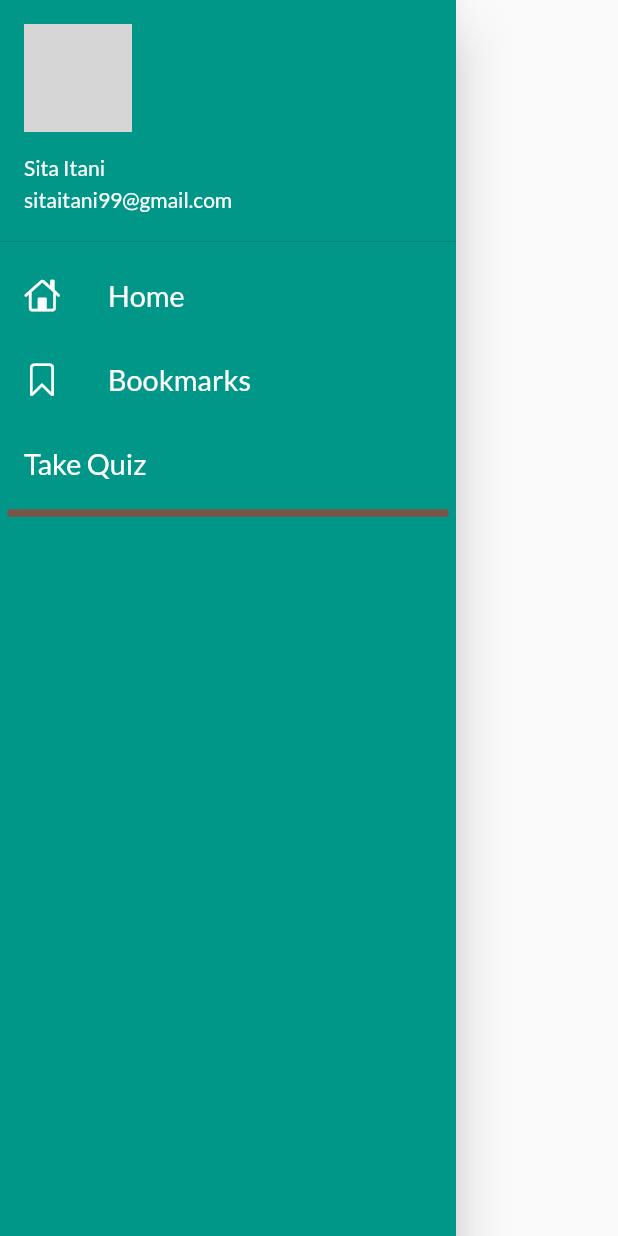
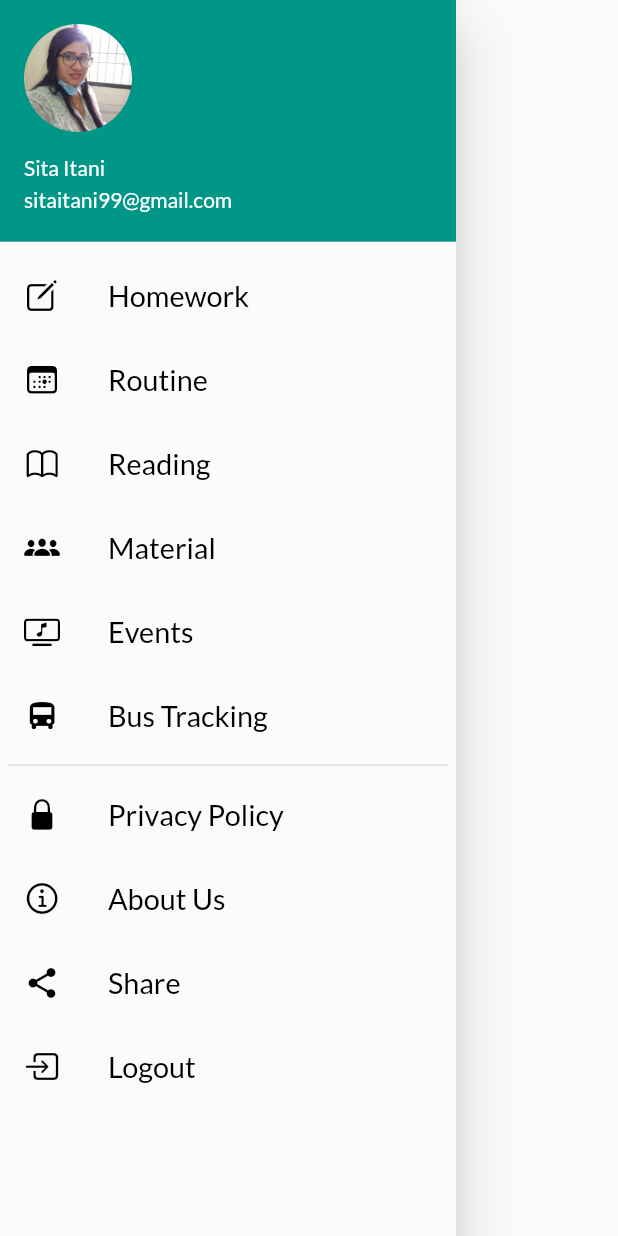
Before and after one commit to sitaitani/30DaysOfFlutter, a Flutter app: the MyDrawer widget shown alone on an empty page, opened directly, on a phone screen of 412 x 824 dp. Run offline on Flutter 3.47's test engine with Material 2 defaults, Android fonts, the phone set to English and light mode, and no system bars; our stand-ins replace google_fonts, share_plus, webview_flutter; grey boxes are pictures that could not be loaded.

Commit message:
added about us,privacy policy,share

```diff
--- a/lib/widgets/drawer.dart
+++ b/lib/widgets/drawer.dart
@@ -1,16 +1,18 @@
 import 'package:flutter/cupertino.dart';
 import 'package:flutter/material.dart';
+import 'package:flutter_application_2/widgets/webview.dart';
+import 'package:share_plus/share_plus.dart';
 
 class MyDrawer extends StatelessWidget {
   const MyDrawer({Key? key}) : super(key: key);
 
   @override
   Widget build(BuildContext context) {
-    final ImageUrl =
-        "https://previews.123rf.com/images/aquir/aquir1311/aquir131100316/23569861-サンプルのグランジ赤ラウンド-スタンプ.jpg?fj=1";
+    //final Image =
+    //   "https://previews.123rf.com/images/aquir/aquir1311/aquir131100316/23569861-サンプルのグランジ赤ラウンド-スタンプ.jpg?fj=1";
     return Drawer(
       child: Container(
-        color: Colors.teal,
+        color: Colors.white10,
         child: ListView(
           padding: EdgeInsets.zero,
           children: [
@@ -23,65 +25,159 @@ class MyDrawer extends StatelessWidget {
                 accountName: Text("Sita Itani"),
                 accountEmail: Text("sitaitani99@gmail.com"),
                 currentAccountPicture: CircleAvatar(
-                  backgroundImage: NetworkImage(ImageUrl),
+                  backgroundImage: AssetImage("assets/images/sita.jpg"),
                 ),
               ),
             ),
             ListTile(
                 leading: Icon(
-                  CupertinoIcons.home,
-                  color: Colors.white,
+                  CupertinoIcons.create,
+                  color: Colors.black,
                 ),
                 title: Text(
-                  "Home",
+                  "Homework",
                   textScaleFactor: 1.2,
                   style: TextStyle(
-                    color: Colors.white,
+                    color: Colors.black,
                   ),
                 )),
             ListTile(
                 leading: Icon(
-                  CupertinoIcons.bookmark,
-                  color: Colors.white,
+                  CupertinoIcons.calendar_today,
+                  color: Colors.black,
                 ),
                 title: Text(
-                  "Bookmarks",
+                  "Routine",
                   textScaleFactor: 1.2,
                   style: TextStyle(
-                    color: Colors.white,
+                    color: Colors.black,
                   ),
                 )),
-            // ListTile(
-            //     leading: Icon(
-            //       CupertinoIcons.important_points,
-            //       color: Colors.white,
-            //     ),
-            // title: Text(
-            //   "Importance points",
-            //   textScaleFactor: 1.2,
-            //   style: TextStyle(
-            //     color: Colors.white,
-            //   ),
-            // ),
             ListTile(
-                // leading: Icon(
-                //   CupertinoIcons.take_quiz,
-                //   color: Colors.white,
-                // ),
+                leading: Icon(
+                  CupertinoIcons.book,
+                  color: Colors.black,
+                ),
                 title: Text(
-              "Take Quiz",
-              textScaleFactor: 1.2,
-              style: TextStyle(
-                color: Colors.white,
-              ),
-            )),
+                  "Reading",
+                  textScaleFactor: 1.2,
+                  style: TextStyle(
+                    color: Colors.black,
+                  ),
+                )),
+            ListTile(
+                leading: Icon(
+                  CupertinoIcons.group_solid,
+                  color: Colors.black,
+                ),
+                title: Text(
+                  "Material",
+                  textScaleFactor: 1.2,
+                  style: TextStyle(
+                    color: Colors.black,
+                  ),
+                )),
+            ListTile(
+                leading: Icon(
+                  CupertinoIcons.tv_music_note,
+                  color: Colors.black,
+                ),
+                title: Text(
+                  "Events",
+                  textScaleFactor: 1.2,
+                  style: TextStyle(
+                    color: Colors.black,
+                  ),
+                )),
+            ListTile(
+                leading: Icon(
+                  CupertinoIcons.bus,
+                  color: Colors.black,
+                ),
+                title: Text(
+                  "Bus Tracking",
+                  textScaleFactor: 1.2,
+                  style: TextStyle(
+                    color: Colors.black,
+                  ),
+                )),
             Divider(
               height: 10,
-              thickness: 5,
-              color: Colors.brown,
+              thickness: 1,
+              color: Colors.black12,
               indent: 5,
               endIndent: 5,
-            )
+            ),
+            ListTile(
+              leading: Icon(
+                CupertinoIcons.lock_fill,
+                color: Colors.black,
+              ),
+              title: Text(
+                "Privacy Policy",
+                textScaleFactor: 1.2,
+                style: TextStyle(
+                  color: Colors.black,
+                ),
+              ),
+              onTap: () => {
+                Navigator.of(context).push(MaterialPageRoute(
+                    builder: (context) => WebviewExample(
+                        url:
+                            "https://sites.google.com/view/eschoolproject/privacypolicy",
+                        title: "About Us")))
+              },
+            ),
+            ListTile(
+              leading: Icon(
+                CupertinoIcons.info_circle,
+                color: Colors.black,
+              ),
+              title: Text(
+                "About Us",
+                textScaleFactor: 1.2,
+                style: TextStyle(
+                  color: Colors.black,
+                ),
+              ),
+              onTap: () => {
+                Navigator.of(context).push(MaterialPageRoute(
+                    builder: (context) => WebviewExample(
+                        url:
+                            "https://sites.google.com/view/eschoolproject/about",
+                        title: "About Us")))
+              },
+            ),
+            ListTile(
+              leading: Icon(
+                //leading: Icon(
+                Icons.share,
+                color: Colors.black,
+              ),
+              title: Text(
+                "Share",
+                textScaleFactor: 1.2,
+                style: TextStyle(
+                  color: Colors.black,
+                ),
+              ),
+              onTap: () => {
+                Share.share(
+                    "Download eSchool application through given lin www.eschool.com")
+              },
+            ),
+            ListTile(
+                leading: Icon(
+                  CupertinoIcons.square_arrow_right,
+                  color: Colors.black,
+                ),
+                title: Text(
+                  "Logout",
+                  textScaleFactor: 1.2,
+                  style: TextStyle(
+                    color: Colors.black,
+                  ),
+                )),
           ],
         ),
       ),
--- /dev/null
+++ b/lib/widgets/webview.dart
@@ -0,0 +1,55 @@
+import 'package:flutter/material.dart';
+import 'package:webview_flutter/webview_flutter.dart';
+import 'dart:io';
+
+class WebviewExample extends StatefulWidget {
+  const WebviewExample({Key? key, required this.url, required this.title})
+      : super(key: key);
+
+  final String url;
+  final String title;
+
+  @override
+  _WebviewExampleState createState() => _WebviewExampleState();
+}
+
+class _WebviewExampleState extends State<WebviewExample> {
+  int position = 1;
+
+  @override
+  void initState() {
+    super.initState();
+    if (Platform.isAndroid) WebView.platform = SurfaceAndroidWebView();
+  }
+
+  @override
+  Widget build(BuildContext context) {
+    return Scaffold(
+        appBar: AppBar(
+          title: Text(widget.title),
+          backgroundColor: Color.fromRGBO(218, 55, 50, 1),
+        ),
+        body: IndexedStack(index: position, children: <Widget>[
+          WebView(
+            initialUrl: widget.url,
+            javascriptMode: JavascriptMode.unrestricted,
+            onPageStarted: (value) {
+              setState(() {
+                position = 1;
+              });
+            },
+            onPageFinished: (value) {
+              setState(() {
+                position = 0;
+              });
+            },
+          ),
+          Container(
+            child: Center(
+                child: CircularProgressIndicator(
+              color: Colors.red,
+            )),
+          ),
+        ]));
+  }
+}
--- a/pubspec.yaml
+++ b/pubspec.yaml
@@ -35,6 +35,8 @@ dependencies:
   # Use with the CupertinoIcons class for iOS style icons.
   cupertino_icons: ^1.0.2
   google_fonts: ^2.3.1
+  share_plus:
+  webview_flutter:
 
 dev_dependencies:
   flutter_test:
```
Also changed, not shown: assets/images/sita.jpg (added), pubspec.lock, 4 other files.
